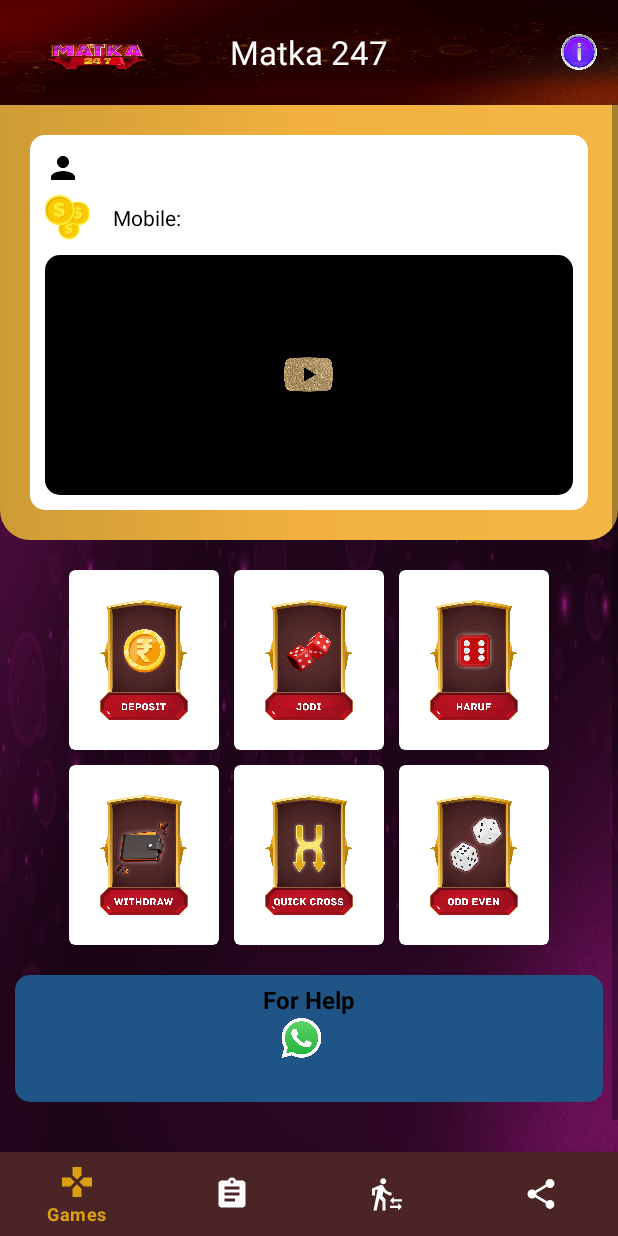
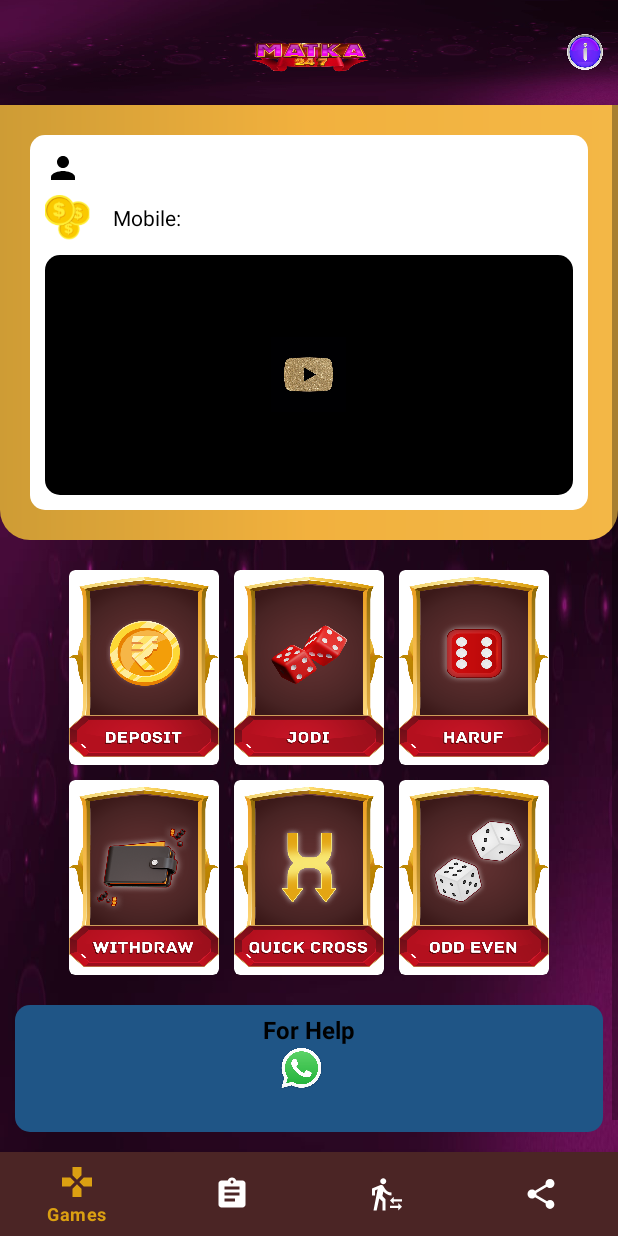
Before and after one commit to jayaprasad356/betx_app, an Android app: the GamesFragment screen opened directly, with no data from a screen before it, on a phone screen of 412 x 824 dp. Run offline under Robolectric (Android 15) with nearby library versions, the phone set to English and light mode, and no system bars; our stand-ins replace Volley; network calls fail.

Commit message:
correction design

```diff
--- a/app/src/main/res/layout/activity_home.xml
+++ b/app/src/main/res/layout/activity_home.xml
@@ -31,28 +31,18 @@
             android:id="@+id/top_appbar"
             android:layout_width="match_parent"
             android:layout_height="70dp"
-            android:background="@drawable/bg2"
-            android:padding="4dp"
+            android:background="@drawable/bg1"
 
             >
 
             <ImageView
                 android:id="@+id/logo"
-                android:layout_width="100dp"
-                android:layout_height="180dp"
-                android:layout_gravity="center"
-                android:padding="5dp"
-                android:layout_marginStart="10dp"
+                android:layout_width="120dp"
+                android:layout_height="wrap_content"
+                android:layout_centerInParent="true"
                 android:background="@drawable/top_title" />
 
-            <TextView
-                android:layout_width="wrap_content"
-                android:layout_height="wrap_content"
-                android:layout_centerInParent="true"
-                android:gravity="center"
-                android:text="@string/app_name"
-                android:textColor="@color/white"
-                android:textSize="22dp" />
+
 
             <Button
                 android:id="@+id/moremenu"
--- a/app/src/main/res/layout/fragment_games.xml
+++ b/app/src/main/res/layout/fragment_games.xml
@@ -153,16 +153,15 @@
                 <com.google.android.material.card.MaterialCardView
                     android:id="@+id/lytDeposit"
                     android:layout_width="match_parent"
-                    android:layout_height="120dp"
+                    android:layout_height="130dp"
                     >
 
 
                     <ImageView
                         android:layout_gravity="center"
-                        android:padding="10dp"
                         android:layout_width="100dp"
-                        android:layout_height="100dp"
-                        android:src="@drawable/changedesitee"
+                        android:layout_height="120dp"
+                        android:background="@drawable/changedesitee"
                         />
 
                 </com.google.android.material.card.MaterialCardView>
@@ -172,16 +171,15 @@
                 <com.google.android.material.card.MaterialCardView
                     android:id="@+id/lytJodi"
                     android:layout_width="match_parent"
-                    android:layout_height="120dp"
+                    android:layout_height="130dp"
                     >
 
 
                     <ImageView
                         android:layout_gravity="center"
-                        android:padding="10dp"
                         android:layout_width="100dp"
-                        android:layout_height="100dp"
-                        android:src="@drawable/changejodi"
+                        android:layout_height="120dp"
+                        android:background="@drawable/changejodi"
                         />
 
                 </com.google.android.material.card.MaterialCardView>
@@ -191,16 +189,15 @@
                 <com.google.android.material.card.MaterialCardView
                     android:id="@+id/lytHaruf"
                     android:layout_width="match_parent"
-                    android:layout_height="120dp"
+                    android:layout_height="130dp"
                     >
 
 
                     <ImageView
                         android:layout_gravity="center"
-                        android:padding="10dp"
                         android:layout_width="100dp"
-                        android:layout_height="100dp"
-                        android:src="@drawable/changeharuf"
+                        android:layout_height="120dp"
+                        android:background="@drawable/changeharuf"
                         />
 
                 </com.google.android.material.card.MaterialCardView>
@@ -219,16 +216,15 @@
                 <com.google.android.material.card.MaterialCardView
                     android:id="@+id/lytWithdrawal"
                     android:layout_width="match_parent"
-                    android:layout_height="120dp"
+                    android:layout_height="130dp"
                     >
 
 
                     <ImageView
                         android:layout_gravity="center"
-                        android:padding="10dp"
                         android:layout_width="100dp"
-                        android:layout_height="100dp"
-                        android:src="@drawable/changewithdraww"
+                        android:layout_height="120dp"
+                        android:background="@drawable/changewithdraww"
                         />
 
                 </com.google.android.material.card.MaterialCardView>
@@ -238,16 +234,15 @@
                 <com.google.android.material.card.MaterialCardView
                     android:id="@+id/lytQuickcross"
                     android:layout_width="match_parent"
-                    android:layout_height="120dp"
+                    android:layout_height="130dp"
                     >
 
 
                     <ImageView
                         android:layout_gravity="center"
-                        android:padding="10dp"
                         android:layout_width="100dp"
-                        android:layout_height="100dp"
-                        android:src="@drawable/changequickcross"
+                        android:layout_height="120dp"
+                        android:background="@drawable/changequickcross"
                         />
 
                 </com.google.android.material.card.MaterialCardView>
@@ -257,16 +252,15 @@
                 <com.google.android.material.card.MaterialCardView
                     android:id="@+id/lytOddeven"
                     android:layout_width="match_parent"
-                    android:layout_height="120dp"
+                    android:layout_height="130dp"
                     >
 
 
                     <ImageView
                         android:layout_gravity="center"
-                        android:padding="10dp"
                         android:layout_width="100dp"
-                        android:layout_height="100dp"
-                        android:src="@drawable/changeoddeven"
+                        android:layout_height="120dp"
+                        android:background="@drawable/changeoddeven"
                         />
 
                 </com.google.android.material.card.MaterialCardView>
```
